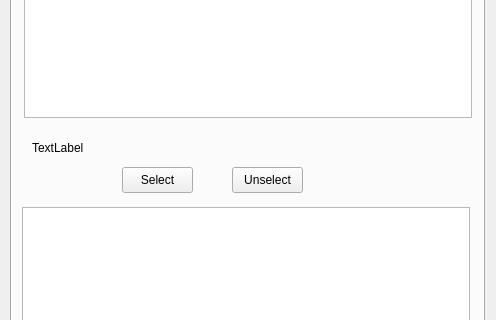
Before: the Qt Designer form ui/plan_psector.ui in Giswater/giswater_qgis_plugin, drawn with Qt 5; both pictures show x 0 to 496 and y 204 to 524 of the 496 by 632 pixel window.
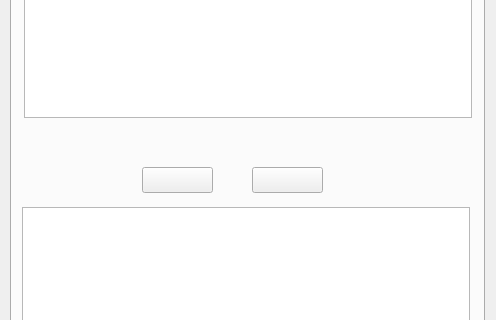
After: the same form once the commit is applied. The open tabs and pages were chosen to show the change. Icons and pictures are not drawn.

The edit to the form file:
```diff
--- a/ui/plan_psector.ui
+++ b/ui/plan_psector.ui
@@ -1455,27 +1455,27 @@
     <widget class="QPushButton" name="btn_select">
      <property name="geometry">
       <rect>
-       <x>110</x>
+       <x>130</x>
        <y>330</y>
        <width>71</width>
        <height>26</height>
       </rect>
      </property>
      <property name="text">
-      <string>Select</string>
+      <string/>
      </property>
     </widget>
     <widget class="QPushButton" name="btn_unselect">
      <property name="geometry">
       <rect>
-       <x>220</x>
+       <x>240</x>
        <y>330</y>
        <width>71</width>
        <height>26</height>
       </rect>
      </property>
      <property name="text">
-      <string>Unselect</string>
+      <string/>
      </property>
     </widget>
     <widget class="QLabel" name="lbl_descript">
@@ -1488,7 +1488,7 @@
       </rect>
      </property>
      <property name="text">
-      <string>TextLabel</string>
+      <string/>
      </property>
     </widget>
     <widget class="QLineEdit" name="txt_name">
```
Left out of the diff: 2 changed lines with no effect on the pictures.
